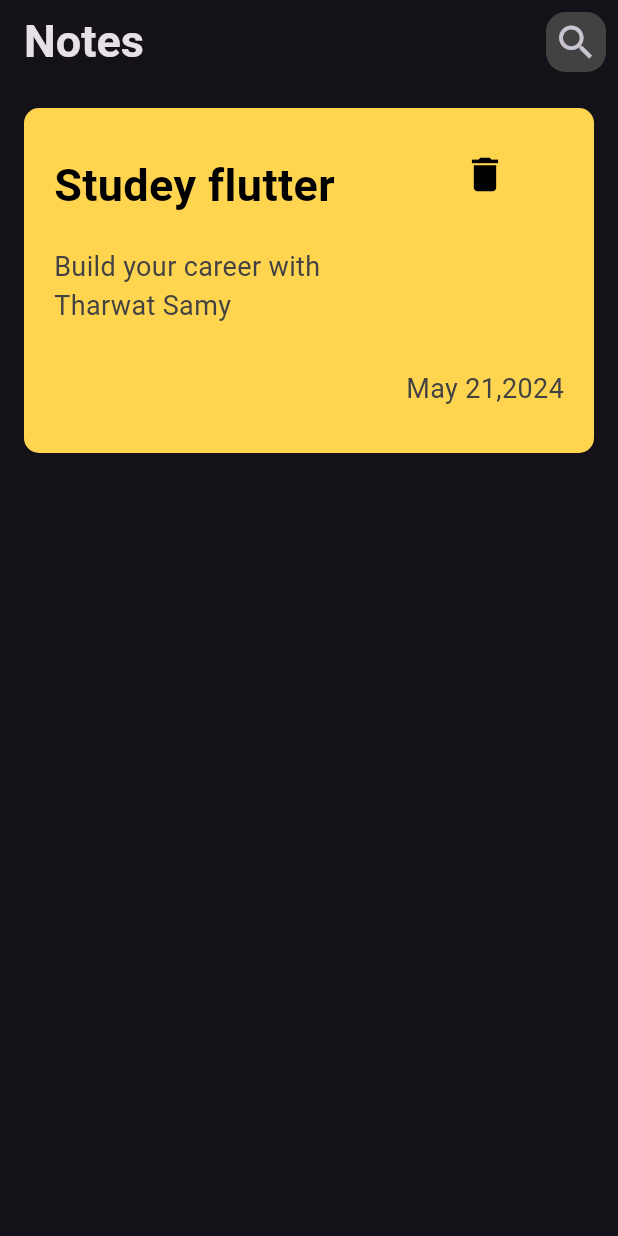
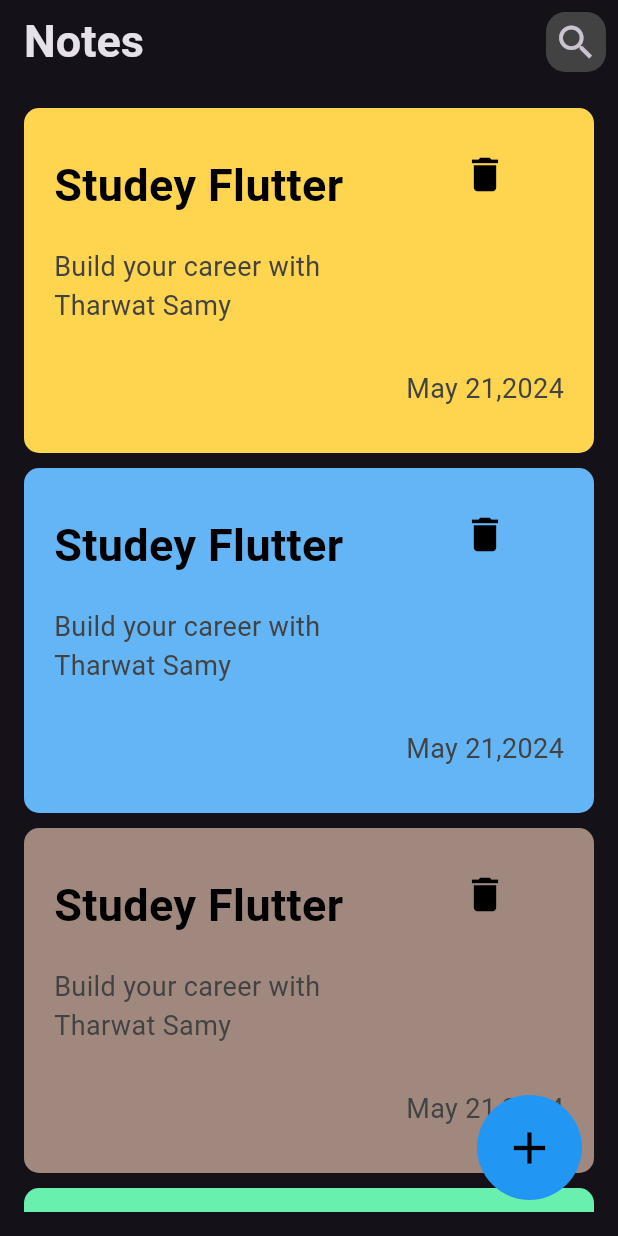
Before and after one commit to ilamohamed7/Todo_app, a Flutter app: the screen it shows after launch, on a phone screen of 412 x 824 dp. Run offline on Flutter 3.47's test engine with Material 3 defaults, Android fonts, the phone set to English and light mode, and no system bars.

Commit message:
Create BottomSheet & floatingActionButton

```diff
--- a/lib/views/home_view.dart
+++ b/lib/views/home_view.dart
@@ -1,4 +1,7 @@
+import 'dart:ui';
+
 import 'package:flutter/material.dart';
+import 'package:todoapp/widgets/notes_item_widget.dart';
 
 class HomeView extends StatefulWidget {
   const HomeView({super.key});
@@ -11,6 +14,57 @@ class _HomeViewState extends State<HomeView> {
   @override
   Widget build(BuildContext context) {
     return Scaffold(
+      floatingActionButton: Padding(
+          padding: const EdgeInsets.all(8.0),
+          child: InkWell(
+            onTap: () {
+              showModalBottomSheet(
+                context: context,
+                builder: (context) => Padding(
+                  padding: const EdgeInsets.all(20),
+                  child: Column(
+                    children: [
+                      SizedBox(
+                        height: 15,
+                      ),
+                      CustomTextFild(
+                        hintText: 'Title',
+                      ),
+                      SizedBox(height: 10),
+                      CustomTextFild(
+                        hintText: 'Content',
+                        maxLines: 5,
+                      ),
+                      Spacer(),
+                      Container(
+                        width: double.infinity,
+                        decoration: BoxDecoration(
+                            color: Colors.cyan,
+                            borderRadius: BorderRadius.circular(10)),
+                        child: TextButton(
+                          onPressed: () {},
+                          child: Text('Add',
+                              style: TextStyle(
+                                fontSize: 18,
+                                color: Colors.black,
+                              )),
+                        ),
+                      ),
+                    ],
+                  ),
+                ),
+              );
+            },
+            child: CircleAvatar(
+              radius: 35,
+              backgroundColor: Colors.blue,
+              child: Icon(
+                Icons.add,
+                size: 36,
+                color: Colors.black,
+              ),
+            ),
+          )),
       appBar: AppBar(
         title: Text(
           'Notes',
@@ -39,84 +93,64 @@ class _HomeViewState extends State<HomeView> {
       ),
       body: Padding(
         padding: const EdgeInsets.all(16),
+        child: SingleChildScrollView(
           child: Column(
             children: [
-            Container(
-              width: double.infinity,
-              height: 230,
-              decoration: BoxDecoration(
+              NotesItemWidget(
                 color: Colors.amber.shade300,
-                borderRadius: BorderRadius.circular(10),
+                titel: 'Studey Flutter',
+                desg: 'Build your career with Tharwat Samy',
+                dateTime: 'May 21,2024',
               ),
-              child: Row(
-                children: [
-                  Expanded(
-                    child: Padding(
-                      padding: const EdgeInsets.symmetric(horizontal: 20),
-                      child: Column(
-                        crossAxisAlignment: CrossAxisAlignment.start,
-                        children: [
-                          SizedBox(height: 30),
-                          Text(
-                            maxLines: 1,
-                            overflow: TextOverflow.ellipsis,
-                            'Studey flutter',
-                            style: TextStyle(
-                              fontSize: 30,
-                              fontWeight: FontWeight.w600,
-                              color: Colors.black,
+              NotesItemWidget(
+                color: Colors.blue.shade300,
+                titel: 'Studey Flutter',
+                desg: 'Build your career with Tharwat Samy',
+                dateTime: 'May 21,2024',
               ),
+              NotesItemWidget(
+                color: Colors.brown.shade300,
+                titel: 'Studey Flutter',
+                desg: 'Build your career with Tharwat Samy',
+                dateTime: 'May 21,2024',
               ),
-                          SizedBox(
-                            height: 20,
-                          ),
-                          Text(
-                            maxLines: 2,
-                            overflow: TextOverflow.ellipsis,
-                            'Build your career with Tharwat Samy',
-                            style: TextStyle(
-                              color: Colors.grey.shade800,
-                              fontSize: 18,
-                            ),
+              NotesItemWidget(
+                color: Colors.greenAccent,
+                titel: 'Studey Flutter',
+                desg: 'Build your career with Tharwat Samy',
+                dateTime: 'May 21,2024',
               ),
             ],
           ),
         ),
       ),
-                  Padding(
-                    padding: const EdgeInsets.symmetric(
-                      vertical: 20,
-                      horizontal: 20,
-                    ),
-                    child: Column(
-                      children: [
-                        IconButton(
-                          onPressed: () {},
-                          icon: Icon(
-                            Icons.delete,
-                            color: Colors.black,
-                            size: 30,
+    );
+  }
+}
+
+class CustomTextFild extends StatelessWidget {
+  const CustomTextFild({
+    super.key,
+    this.hintText,
+    this.maxLines = 1,
+  });
+  final String? hintText;
+  final int? maxLines;
+
+  @override
+  Widget build(BuildContext context) {
+    return TextField(
+      maxLines: maxLines,
+      decoration: InputDecoration(
+        // hintText: hintText,
+        label: Text(
+          hintText ?? '',
+          style: TextStyle(
+            color: Colors.cyan,
           ),
         ),
-                        Spacer(),
-                        Text(
-                          'May 21,2024',
-                          style: TextStyle(
-                            color: Colors.grey.shade800,
-                            fontSize: 18,
-                          ),
-                        ),
-                        SizedBox(
-                          height: 10,
-                        ),
-                      ],
-                    ),
-                  ),
-                ],
-              ),
-            ),
-          ],
-        ),
+        hintStyle: TextStyle(),
+        border: OutlineInputBorder(),
       ),
     );
   }
--- /dev/null
+++ b/lib/widgets/notes_item_widget.dart
@@ -0,0 +1,96 @@
+import 'package:flutter/material.dart';
+
+class NotesItemWidget extends StatelessWidget {
+  const NotesItemWidget(
+      {super.key,
+      required this.color,
+      required this.titel,
+      required this.desg,
+      required this.dateTime});
+  final Color color;
+  final String titel;
+  final String desg;
+  final String dateTime;
+  @override
+  Widget build(BuildContext context) {
+    return Padding(
+      padding: const EdgeInsets.only(
+        bottom: 10,
+      ),
+      child: Container(
+        width: double.infinity,
+        height: 230,
+        decoration: BoxDecoration(
+          color: color,
+          borderRadius: BorderRadius.circular(10),
+        ),
+        child: Row(
+          children: [
+            Expanded(
+              child: Padding(
+                padding: const EdgeInsets.symmetric(horizontal: 20),
+                child: Column(
+                  crossAxisAlignment: CrossAxisAlignment.start,
+                  children: [
+                    SizedBox(height: 30),
+                    Text(
+                      maxLines: 1,
+                      overflow: TextOverflow.ellipsis,
+                      this.titel,
+                      style: TextStyle(
+                        fontSize: 30,
+                        fontWeight: FontWeight.w600,
+                        color: Colors.black,
+                      ),
+                    ),
+                    SizedBox(
+                      height: 20,
+                    ),
+                    Text(
+                      maxLines: 3,
+                      overflow: TextOverflow.ellipsis,
+                      this.desg,
+                      style: TextStyle(
+                        color: Colors.grey.shade800,
+                        fontSize: 18,
+                      ),
+                    ),
+                  ],
+                ),
+              ),
+            ),
+            Padding(
+              padding: const EdgeInsets.symmetric(
+                vertical: 20,
+                horizontal: 20,
+              ),
+              child: Column(
+                children: [
+                  IconButton(
+                    onPressed: () {},
+                    icon: Icon(
+                      Icons.delete,
+                      color: Colors.black,
+                      size: 30,
+                    ),
+                  ),
+                  Spacer(),
+                  Text(
+                    this.dateTime,
+                    style: TextStyle(
+                      color: Colors.grey.shade800,
+                      fontSize: 18,
+                    ),
+                  ),
+                  SizedBox(
+                    height: 10,
+                  ),
+                ],
+              ),
+            ),
+          ],
+        ),
+      ),
+    );
+  }
+}
```
Lines whose indentation alone changed are shown as unchanged.
